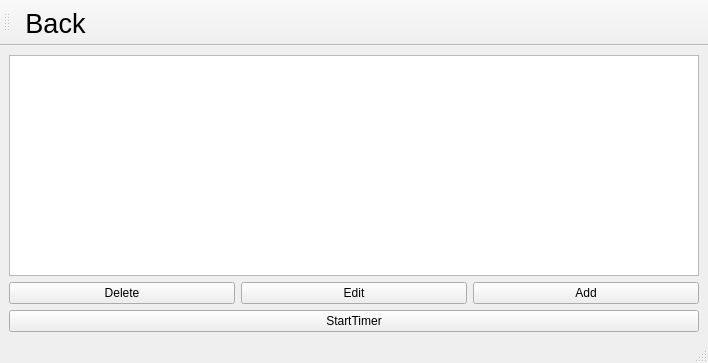
Oleksii-Adamov/University-assignments-2-nd-year-, file OOP/Lab2/OOPLab2/todolistwindow.ui: the form before one commit.
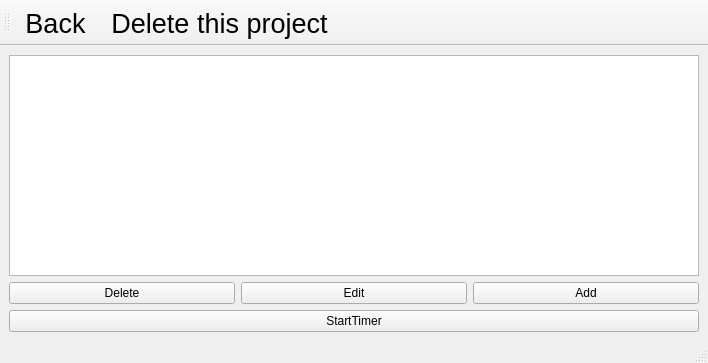
The form after the commit.

Commit message: Added: possibility to delete projects

The edit to the form file:
```diff
--- a/OOP/Lab2/OOPLab2/todolistwindow.ui
+++ b/OOP/Lab2/OOPLab2/todolistwindow.ui
@@ -80,6 +80,7 @@
     <bool>false</bool>
    </attribute>
    <addaction name="actionBack"/>
+   <addaction name="actionDelete_this_project"/>
   </widget>
   <action name="actionBack">
    <property name="text">
@@ -91,6 +92,16 @@
     </font>
    </property>
   </action>
+  <action name="actionDelete_this_project">
+   <property name="text">
+    <string>Delete this project</string>
+   </property>
+   <property name="font">
+    <font>
+     <pointsize>20</pointsize>
+    </font>
+   </property>
+  </action>
  </widget>
  <resources/>
  <connections/>
```
The commit also changes 28 other files.
